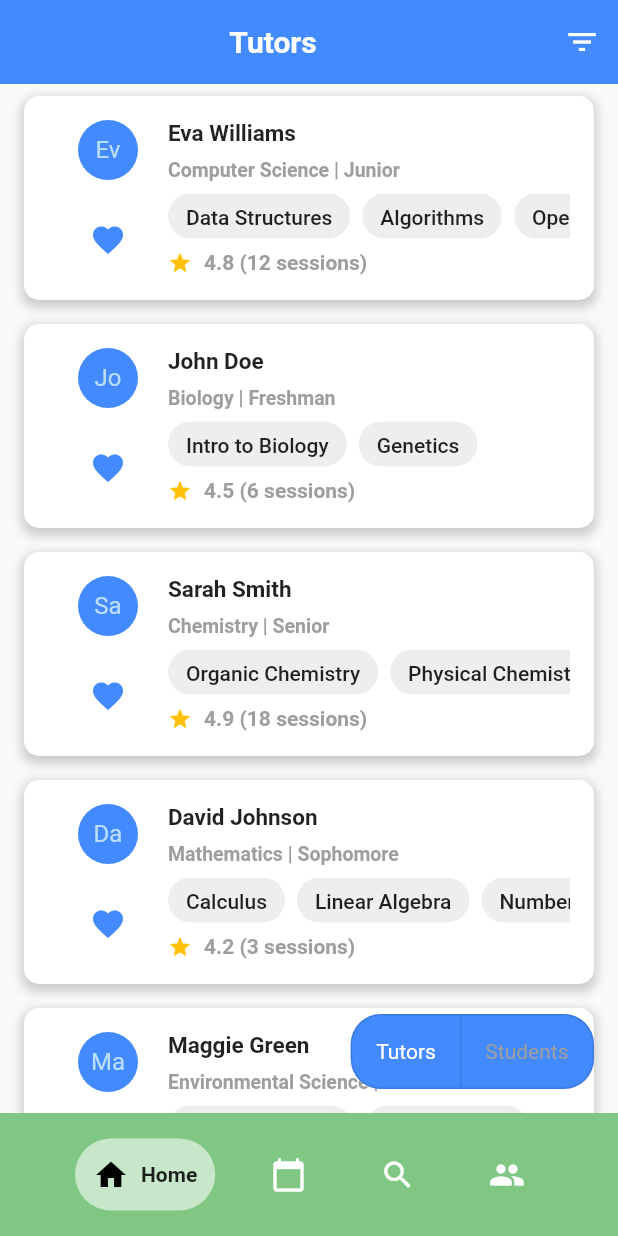
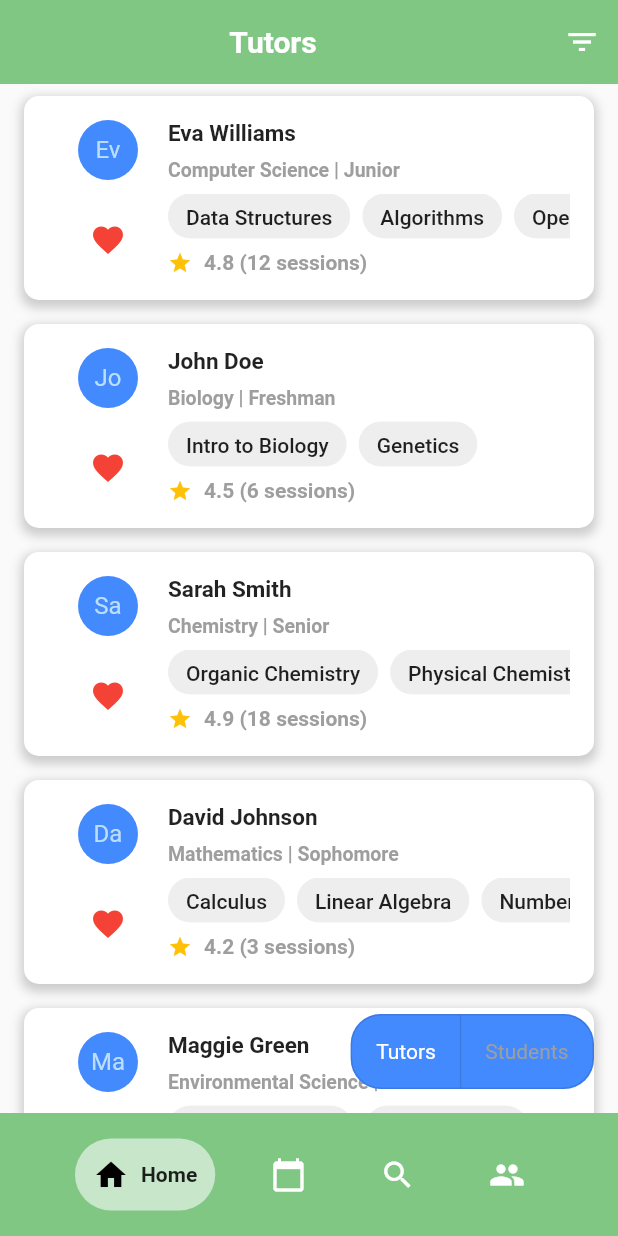
Before and after one commit to tonychengu/project_tutorial, a Flutter app: the screen it shows once a user with an empty profile is signed in, after a tap on the "favorite" icon, on a phone screen of 412 x 824 dp. Run offline on Flutter 3.47's test engine with Material 2 defaults, Android fonts, the phone set to English and light mode, and no system bars; drawn by our look-alikes of google_nav_bar; our stand-ins replace cloud_firestore, firebase_auth, firebase_core, image_picker, shared_preferences; accounts and stored records are empty; network calls fail.

Commit message:
color change

```diff
--- a/lib/page/home_page.dart
+++ b/lib/page/home_page.dart
@@ -156,7 +156,7 @@ class _HomePageState extends State<HomePage> {
             ),
           ],
         ),
-        backgroundColor: Colors.blueAccent,
+        backgroundColor: Colors.green.shade300,
         elevation: 0,
         centerTitle: true,
         actions: <Widget>[
@@ -209,9 +209,7 @@ class _HomePageState extends State<HomePage> {
                               icon: const Icon(Icons.favorite),
                               tooltip: 'Favorite',
                               onPressed: () {}, //add to user favorites list
-                              color: _showTutors
-                                  ? Colors.blueAccent
-                                  : Colors.blueAccent,
+                              color: _showTutors ? Colors.red : Colors.red,
                               highlightColor:
                                   _showTutors ? Colors.red : Colors.red,
                             ),
--- a/lib/page/login_page.dart
+++ b/lib/page/login_page.dart
@@ -91,6 +91,7 @@ class _LoginPageState extends State<LoginPage> {
               margin: const EdgeInsets.symmetric(horizontal: 20),
               child: CustomTextField(
                 controller: passwordController,
+                //obscureText: true,
                 hintText: 'Enter your password',
               ),
             ),
@@ -99,7 +100,8 @@ class _LoginPageState extends State<LoginPage> {
               onPressed: loginUser,
               child: const Text('Login'),
               style: ButtonStyle(
-                backgroundColor: MaterialStateProperty.all(Colors.blue),
+                backgroundColor:
+                    MaterialStateProperty.all(Colors.green.shade300),
                 textStyle: MaterialStateProperty.all(
                   const TextStyle(color: Colors.white),
                 ),
@@ -109,6 +111,7 @@ class _LoginPageState extends State<LoginPage> {
               ),
             ),
             const SizedBox(height: 24),
+            /*
             ElevatedButton(
               onPressed: debugloginUser,
               child: const Text('Debug Login'),
@@ -121,8 +124,9 @@ class _LoginPageState extends State<LoginPage> {
                   Size(MediaQuery.of(context).size.width / 2.5, 50),
                 ),
               ),
-            ),
-            const SizedBox(height: 24),
+            )
+            ,
+            const SizedBox(height: 24),*/
             ElevatedButton(
               onPressed: () => Navigator.of(context).push(
                 // OR onPressed: () async { await Navigator.push(...);  await anyOtherMethod(); }
@@ -134,7 +138,8 @@ class _LoginPageState extends State<LoginPage> {
               ),
               child: const Text('Sign Up'),
               style: ButtonStyle(
-                backgroundColor: MaterialStateProperty.all(Colors.blue),
+                backgroundColor:
+                    MaterialStateProperty.all(Colors.green.shade300),
                 textStyle: MaterialStateProperty.all(
                   const TextStyle(color: Colors.white),
                 ),
@@ -155,7 +160,8 @@ class _LoginPageState extends State<LoginPage> {
               ),
               child: const Text('Forgot Password?'),
               style: ButtonStyle(
-                backgroundColor: MaterialStateProperty.all(Colors.blue),
+                backgroundColor:
+                    MaterialStateProperty.all(Colors.green.shade300),
                 textStyle: MaterialStateProperty.all(
                   const TextStyle(color: Colors.white),
                 ),
--- a/lib/page/search_page.dart
+++ b/lib/page/search_page.dart
@@ -6,9 +6,10 @@ class SearchPage extends StatelessWidget {
   @override
   Widget build(BuildContext context) {
     return Scaffold(
-        appBar:
-            AppBar(title: const Text('Search', style: TextStyle(fontSize: 30))),
-        body: const Center(child: Text('Search for your tutor!')),
+        appBar: AppBar(
+            backgroundColor: Colors.green.shade300,
+            title: const Text('Search', style: TextStyle(fontSize: 30))),
+        body: const Center(child: Text('')),
         floatingActionButton: FloatingActionButton(
           onPressed: () {}, //insert connection to comment bar
           child: Icon(Icons.comment),
```
